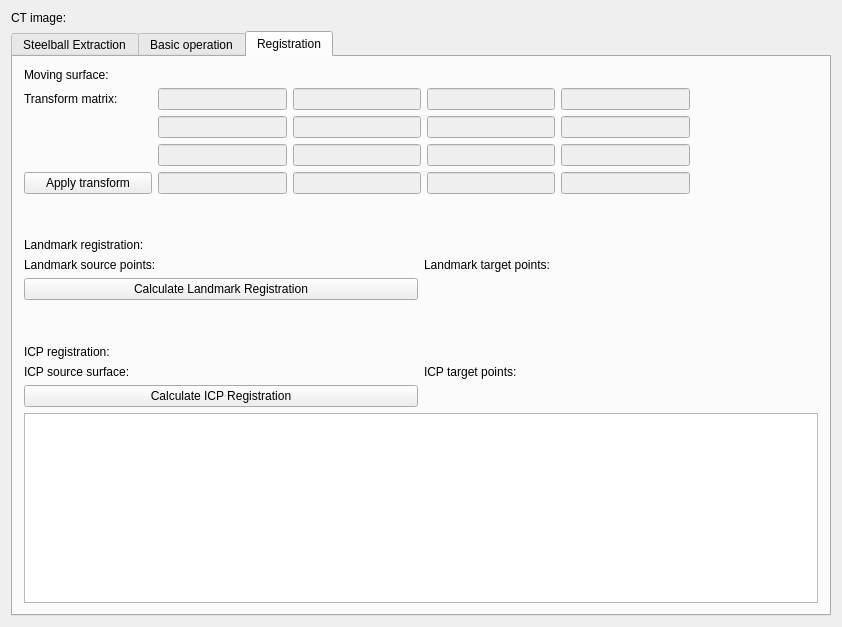
The window that Plugins/org.mitk.lancet.spinectregistration/src/internal/SpineCTRegistrationControls.ui (zzhou7/MITK_lancet) describes before a commit, drawn with Qt 5.
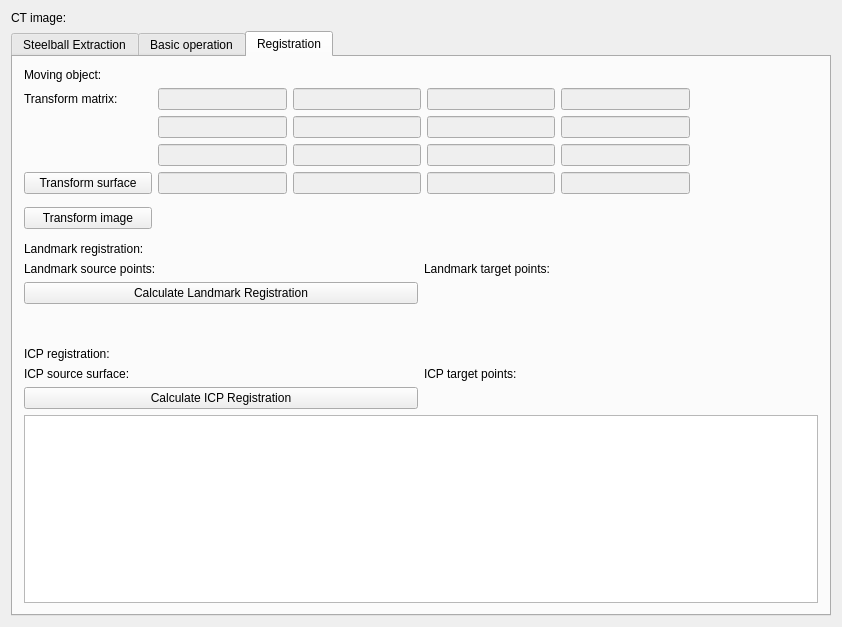
The same window after the commit. Custom widgets are drawn as their Qt base class.

Diff of the .ui file:
```diff
--- a/Plugins/org.mitk.lancet.spinectregistration/src/internal/SpineCTRegistrationControls.ui
+++ b/Plugins/org.mitk.lancet.spinectregistration/src/internal/SpineCTRegistrationControls.ui
@@ -128,7 +128,7 @@
          <item>
           <widget class="QLabel" name="label_8">
            <property name="text">
-            <string>Moving surface:</string>
+            <string>Moving object:</string>
            </property>
           </widget>
          </item>
@@ -156,7 +156,7 @@
          <item row="3" column="0">
           <widget class="QPushButton" name="pushButton_ApplyTransform">
            <property name="text">
-            <string>Apply transform</string>
+            <string>Transform surface</string>
            </property>
           </widget>
          </item>
@@ -304,6 +304,13 @@
            </property>
           </widget>
          </item>
+         <item row="4" column="0">
+          <widget class="QPushButton" name="pushButton_TransformImage">
+           <property name="text">
+            <string>Transform image</string>
+           </property>
+          </widget>
+         </item>
         </layout>
        </item>
        <item row="9" column="0">
```
Left out of the diff: 2 changed lines with no effect on the pictures.
